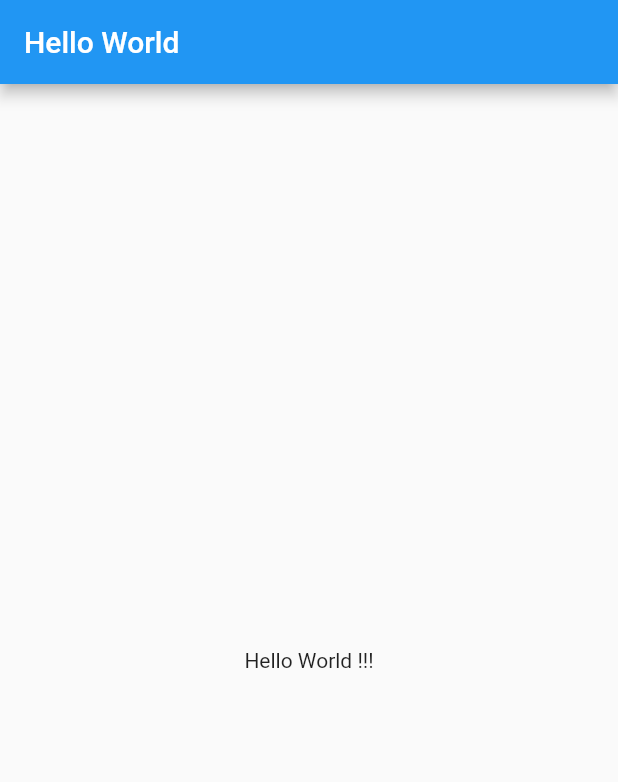
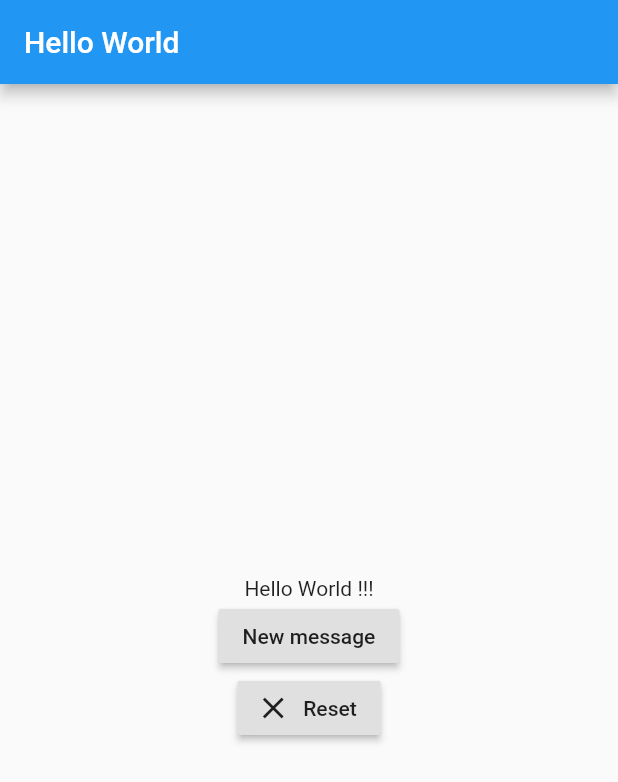
Before and after one commit to gotti-org/flutter_resources, a Flutter app: the screen it shows after launch, on a phone screen of 412 x 824 dp. Shown: the top 782 px of the screen. Run offline on Flutter 3.47's test engine with Material 2 defaults, Android fonts, the phone set to English and light mode, and no system bars.

Commit message:
adding a button and setting state example

```diff
--- a/hello_world/lib/main.dart
+++ b/hello_world/lib/main.dart
@@ -5,25 +5,12 @@ void main() {
 }
 
 class MyApp extends StatelessWidget {
-  // This widget is the root of your application.
   @override
   Widget build(BuildContext context) {
     return MaterialApp(
       title: 'Flutter Demo',
       theme: ThemeData(
-        // This is the theme of your application.
-        //
-        // Try running your application with "flutter run". You'll see the
-        // application has a blue toolbar. Then, without quitting the app, try
-        // changing the primarySwatch below to Colors.green and then invoke
-        // "hot reload" (press "r" in the console where you ran "flutter run",
-        // or simply save your changes to "hot reload" in a Flutter IDE).
-        // Notice that the counter didn't reset back to zero; the application
-        // is not restarted.
         primarySwatch: Colors.blue,
-        // This makes the visual density adapt to the platform that you run
-        // the app on. For desktop platforms, the controls will be smaller and
-        // closer together (more dense) than on mobile platforms.
         visualDensity: VisualDensity.adaptivePlatformDensity,
       ),
       home: MyHomePage(title: 'Hello World'),
@@ -34,15 +21,6 @@ class MyApp extends StatelessWidget {
 class MyHomePage extends StatefulWidget {
   MyHomePage({Key key, this.title}) : super(key: key);
 
-  // This widget is the home page of your application. It is stateful, meaning
-  // that it has a State object (defined below) that contains fields that affect
-  // how it looks.
-
-  // This class is the configuration for the state. It holds the values (in this
-  // case the title) provided by the parent (in this case the App widget) and
-  // used by the build method of the State. Fields in a Widget subclass are
-  // always marked "final".
-
   final String title;
 
   @override
@@ -50,59 +28,44 @@ class MyHomePage extends StatefulWidget {
 }
 
 class _MyHomePageState extends State<MyHomePage> {
-  int _counter = 0;
-
-  void _incrementCounter() {
-    setState(() {
-      // This call to setState tells the Flutter framework that something has
-      // changed in this State, which causes it to rerun the build method below
-      // so that the display can reflect the updated values. If we changed
-      // _counter without calling setState(), then the build method would not be
-      // called again, and so nothing would appear to happen.
-      _counter++;
-    });
-  }
+  String message = 'Hello World !!!';
 
   @override
   Widget build(BuildContext context) {
-    // This method is rerun every time setState is called, for instance as done
-    // by the _incrementCounter method above.
-    //
-    // The Flutter framework has been optimized to make rerunning build methods
-    // fast, so that you can just rebuild anything that needs updating rather
-    // than having to individually change instances of widgets.
     return Scaffold(
       appBar: AppBar(
-        // Here we take the value from the MyHomePage object that was created by
-        // the App.build method, and use it to set our appbar title.
         title: Text(widget.title),
       ),
       body: Center(
-        // Center is a layout widget. It takes a single child and positions it
-        // in the middle of the parent.
         child: Column(
-          // Column is also a layout widget. It takes a list of children and
-          // arranges them vertically. By default, it sizes itself to fit its
-          // children horizontally, and tries to be as tall as its parent.
-          //
-          // Invoke "debug painting" (press "p" in the console, choose the
-          // "Toggle Debug Paint" action from the Flutter Inspector in Android
-          // Studio, or the "Toggle Debug Paint" command in Visual Studio Code)
-          // to see the wireframe for each widget.
-          //
-          // Column has various properties to control how it sizes itself and
-          // how it positions its children. Here we use mainAxisAlignment to
-          // center the children vertically; the main axis here is the vertical
-          // axis because Columns are vertical (the cross axis would be
-          // horizontal).
           mainAxisAlignment: MainAxisAlignment.center,
           children: <Widget>[
-            Text(
-              'Hello World !!!',
-            ),
+            Text(message),
+
+            //Creating a button
+            RaisedButton(
+                child: Text("New message"),
+                onPressed: () {
+                  //change the state parameters
+                  message = "New Message upon button click";
+                  //refresh the layout once you have changed the parameters
+                  setState(() {});
+                }),
+
+            //Another way of creating a button
+            RaisedButton.icon(
+                label: Text("Reset"),
+                //tons of icons available in material theme
+                icon: Icon(Icons.clear),
+                onPressed: () {
+                  //change the state parameters
+                  message = "Hello World !!!";
+                  //refresh the layout once you have changed the parameters
+                  setState(() {});
+                }),
           ],
         ),
-      ), // This trailing comma makes auto-formatting nicer for build methods.
+      ),
     );
   }
 }
```
Also changed, not shown: hello_world/pubspec.lock.
